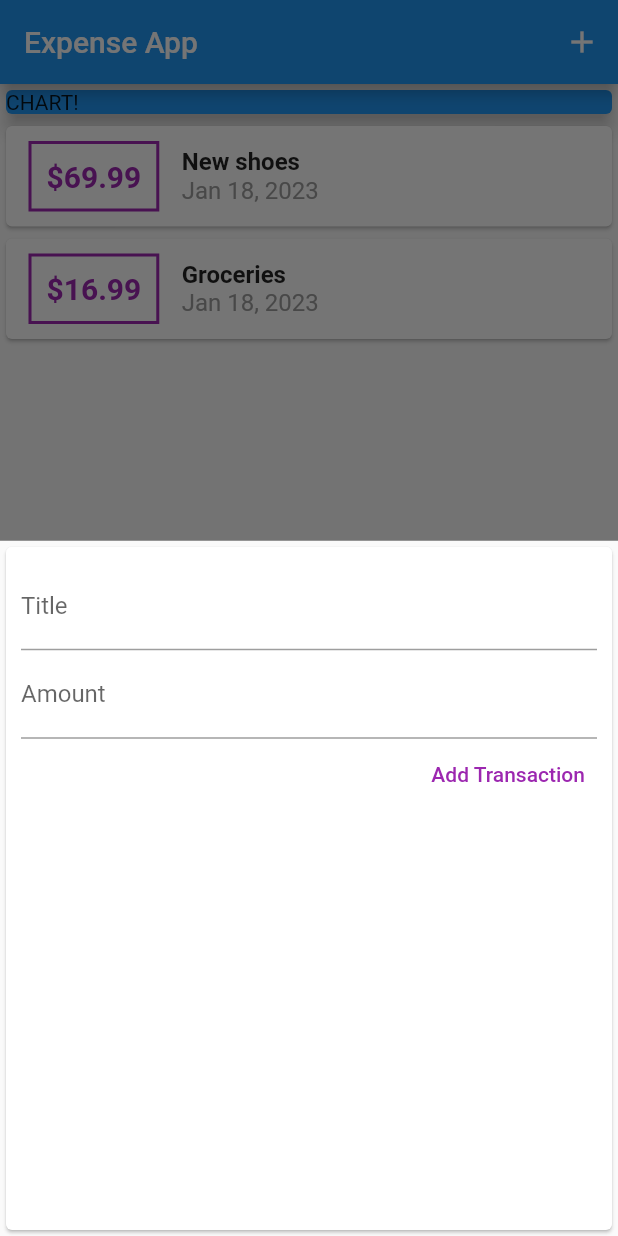
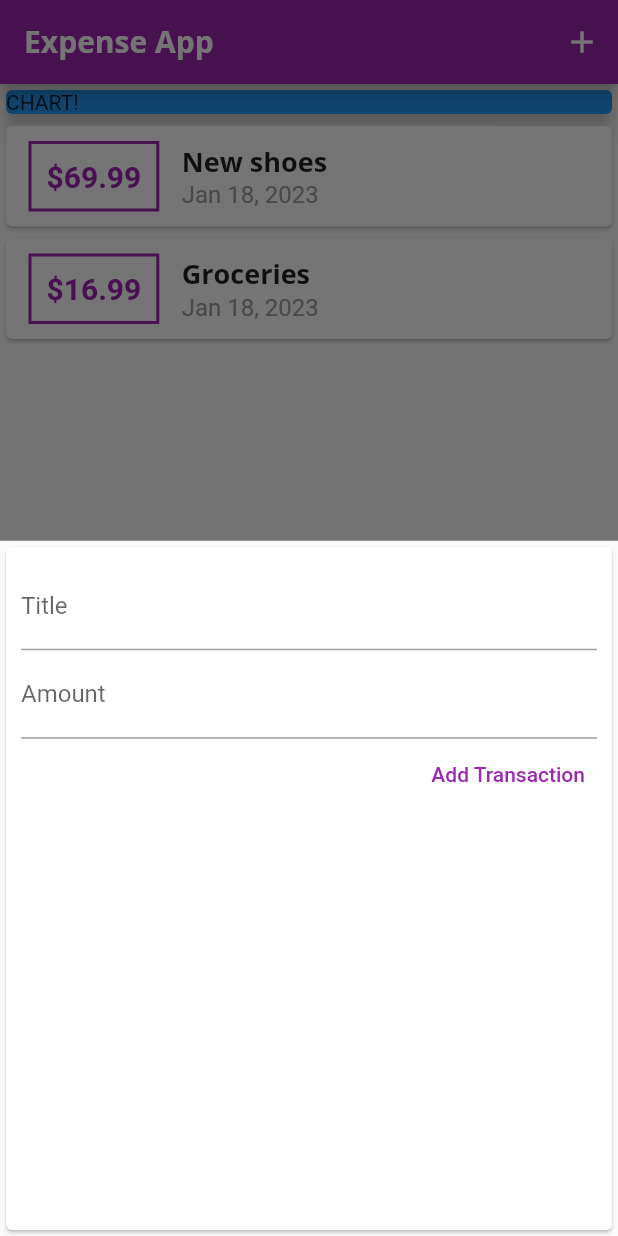
Before and after one commit to arunjish/expense-app-flutter, a Flutter app: the screen it shows after launch, after a tap on the "add" icon, on a phone screen of 412 x 824 dp. Run offline on Flutter 3.47's test engine with Material 2 defaults, Android fonts, the phone set to English and light mode, and no system bars.

Commit message:
themes added

```diff
--- a/lib/main.dart
+++ b/lib/main.dart
@@ -12,6 +12,22 @@ class MyApp extends StatelessWidget {
     return MaterialApp(
       title: 'Expense App',
       home: MyHomePage(),
+      theme: ThemeData(
+        primarySwatch: Colors.purple,
+        fontFamily: 'Quicksand',
+        textTheme: ThemeData.light().textTheme.copyWith(
+              titleLarge: TextStyle(
+                  fontFamily: 'OpenSans',
+                  fontWeight: FontWeight.bold,
+                  fontSize: 18),
+            ),
+        appBarTheme: AppBarTheme(
+          titleTextStyle: TextStyle(
+              fontFamily: 'OpenSans',
+              fontSize: 20,
+              fontWeight: FontWeight.bold),
+        ),
+      ),
     );
   }
 }
@@ -26,8 +42,11 @@ class _MyHomePageState extends State<MyHomePage> {
     showModalBottomSheet(
         context: ctx,
         builder: (_) {
-          return NewTransaction(
-            addTx: _addTransaction,
+          return GestureDetector(
+            onTap: () {},
+            child: NewTransaction(
+              addTx: _addTransaction,
+            ),
           );
         });
   }
--- a/lib/widgets/new_transaction.dart
+++ b/lib/widgets/new_transaction.dart
@@ -1,12 +1,18 @@
 import 'package:flutter/material.dart';
 
-class NewTransaction extends StatelessWidget {
-  final titleController = TextEditingController();
-  final amountController = TextEditingController();
-
+class NewTransaction extends StatefulWidget {
   final Function addTx;
 
   NewTransaction({this.addTx});
+
+  @override
+  State<NewTransaction> createState() => _NewTransactionState();
+}
+
+class _NewTransactionState extends State<NewTransaction> {
+  final titleController = TextEditingController();
+
+  final amountController = TextEditingController();
 
   @override
   Widget build(BuildContext context) {
@@ -16,10 +22,12 @@ class NewTransaction extends StatelessWidget {
       if (enteredText.isEmpty || enteredAmount < 0) {
         return;
       }
-      this.addTx(
-        enteredText,
-        enteredAmount,
-      );
+      this.widget.addTx(
+            enteredText,
+            enteredAmount,
+          );
+
+      Navigator.of(context).pop();
     }
 
     return Card(
--- a/lib/widgets/transaction_list.dart
+++ b/lib/widgets/transaction_list.dart
@@ -23,14 +23,14 @@ class TransactionList extends StatelessWidget {
                 ),
                 decoration: BoxDecoration(
                     border: Border.all(
-                  color: Colors.purple,
+                  color: Theme.of(context).primaryColor,
                   width: 2,
                 )),
                 padding: EdgeInsets.all(10),
                 child: Text(
                   '\$${this.transactions[index].amount.toStringAsFixed(2)}',
                   style: TextStyle(
-                    color: Colors.purple,
+                    color: Theme.of(context).primaryColor,
                     fontWeight: FontWeight.bold,
                     fontSize: 20,
                   ),
@@ -40,10 +40,7 @@ class TransactionList extends StatelessWidget {
                 children: [
                   Text(
                     this.transactions[index].title,
-                    style: TextStyle(
-                      fontSize: 16,
-                      fontWeight: FontWeight.bold,
-                    ),
+                    style: Theme.of(context).textTheme.headline6,
                   ),
                   Text(
                     DateFormat.yMMMd().format(this.transactions[index].date),
```
Also changed, not shown: pubspec.yaml (+11 -11 lines), assets/fonts/OpenSans-Bold.ttf (added), assets/fonts/OpenSans-Regular.ttf (added), assets/fonts/Quicksand-Bold.ttf (added), assets/fonts/Quicksand-Light.ttf (added), assets/fonts/Quicksand-Medium.ttf (added), assets/fonts/Quicksand-Regular.ttf (added).
